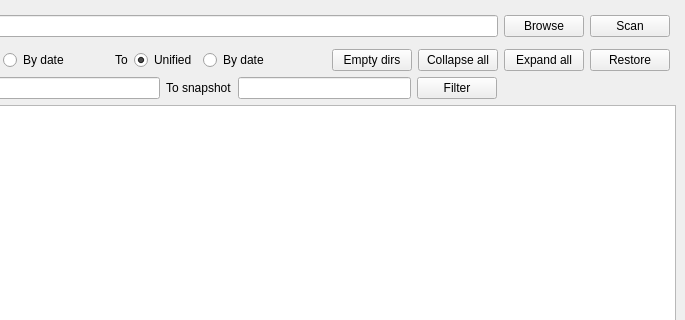
Qt form gui/history.ui (mixeme/Columbo) before a commit; both pictures show x 115 to 800 and y 0 to 320 of the 800 by 600 pixel window.
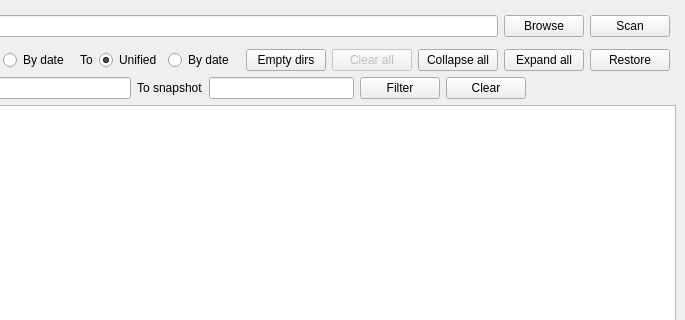
The same form after that commit.

Diff of the .ui file:
```diff
--- a/gui/history.ui
+++ b/gui/history.ui
@@ -176,6 +176,16 @@
         </property>
        </widget>
       </item>
+      <item>
+       <widget class="QPushButton" name="clear_all_button">
+        <property name="enabled">
+         <bool>false</bool>
+        </property>
+        <property name="text">
+         <string>Clear all</string>
+        </property>
+       </widget>
+      </item>
       <item>
        <widget class="QPushButton" name="collapse_button">
         <property name="text">
@@ -234,6 +244,13 @@
         </property>
        </widget>
       </item>
+      <item>
+       <widget class="QPushButton" name="clear_button">
+        <property name="text">
+         <string>Clear</string>
+        </property>
+       </widget>
+      </item>
       <item>
        <spacer name="horizontalSpacer_3">
         <property name="orientation">
```
Left out of the diff: 34 changed lines with no effect on the pictures.
